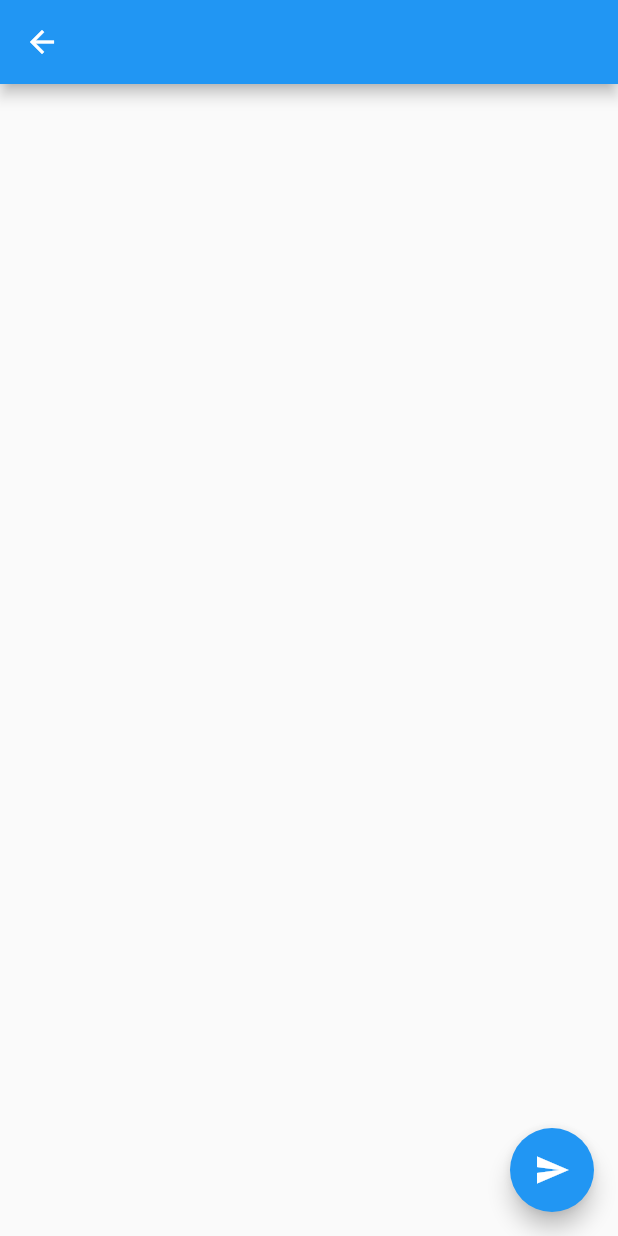
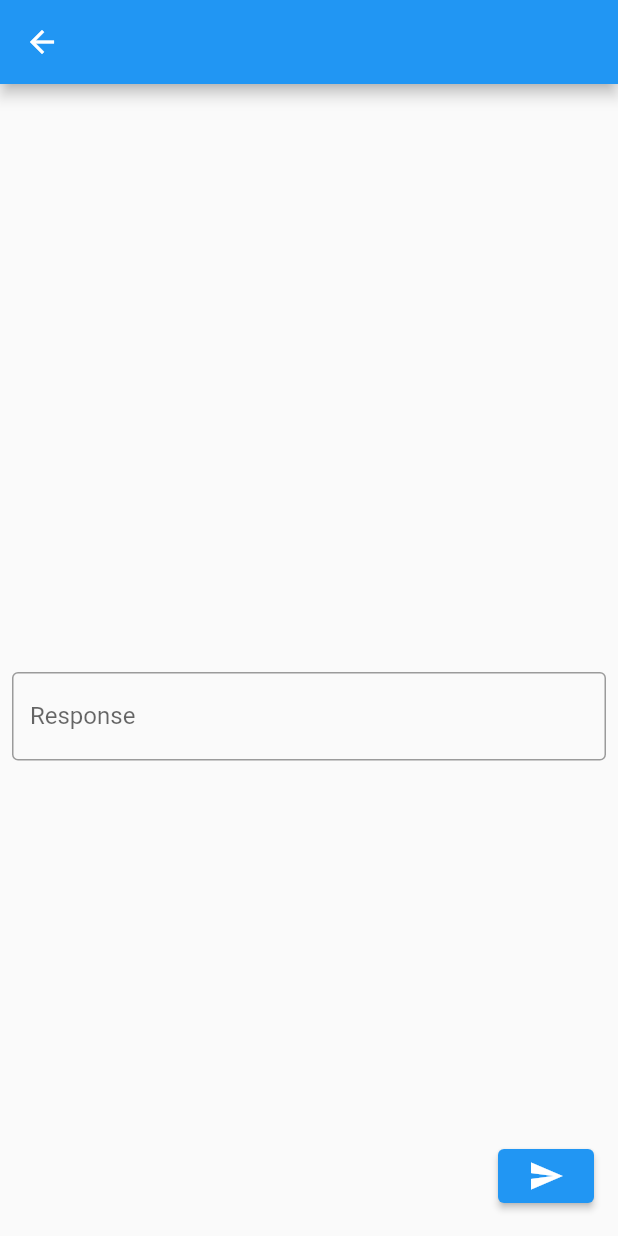
Before and after one commit to mattsegura/mealai, a Flutter app: the screen it shows after launch, item 2 of the bottom bar chosen, after a tap on the "send" icon, on a phone screen of 412 x 824 dp. Run offline on Flutter 3.47's test engine with Material 2 defaults, Android fonts, the phone set to English and light mode, and no system bars; missing offline and left inert: flutter_launcher_icons, mobile_scanner; network calls fail.

Commit message:
make and recieve post requests to endpoint

```diff
--- a/lib/meal_plan.dart
+++ b/lib/meal_plan.dart
@@ -1,17 +1,57 @@
 import 'package:flutter/material.dart';
 import 'package:http/http.dart' as http;
+import 'dart:convert';
 
-class MealPlanPage extends StatelessWidget {
+class MealPlanPage extends StatefulWidget {
   final List<String> mealList;
 
   MealPlanPage({required this.mealList});
 
-  Future<void> _sendPostRequest() async {
-    final String prompt = mealList.join(', ');
-    final String url = 'http://127.0.0.1:8000/ask/?prompt=$prompt';
+  @override
+  _MealPlanPageState createState() => _MealPlanPageState();
+}
+
+class _MealPlanPageState extends State<MealPlanPage> {
+  String _responseText = '';
+
+  Future<String> testAskEndpoint() async {
+    final String url = 'http://167.99.155.246:8000/ask/';
+    final String prompt = widget.mealList.join(', ');
+    final String urlWithQuery = '$url?prompt=$prompt';
 
     try {
-      final response = await http.post(Uri.parse(url));
+      final response = await http.post(
+        Uri.parse(urlWithQuery),
+        headers: <String, String>{
+          'Content-Type': 'application/json; charset=UTF-8',
+        },
+        body: jsonEncode({}),
+      );
+
+      if (response.statusCode == 200) {
+        return response.body;
+      } else {
+        print('Request failed with status: ${response.statusCode}.');
+        return '';
+      }
+    } catch (e) {
+      print('Error sending request: $e');
+      return '';
+    }
+  }
+
+  Future<void> _sendPostRequest() async {
+    final String prompt = widget.mealList.join(', ');
+    final String url = 'http://167.99.155.246:8000/ask/';
+
+    try {
+      final response = await http.post(
+        Uri.parse(url),
+        headers: <String, String>{
+          'Content-Type': 'application/json; charset=UTF-8',
+        },
+        body: jsonEncode({'prompt': prompt}),
+      );
       if (response.statusCode == 200) {
         print('Response body: ${response.body}');
       } else {
@@ -24,22 +64,46 @@ class MealPlanPage extends StatelessWidget {
 
   @override
   Widget build(BuildContext context) {
-    print(mealList);
+    print(widget.mealList);
     return Scaffold(
       appBar: AppBar(),
-      body: ListView.builder(
-        itemCount: mealList.length,
+      body: Column(
+        children: [
+          Expanded(
+            child: ListView.builder(
+              itemCount: widget.mealList.length,
               itemBuilder: (context, index) {
                 return ListTile(
-            title: Text(mealList[index]),
+                  title: Text(widget.mealList[index]),
                 );
               },
             ),
-      floatingActionButton: FloatingActionButton(
+          ),
+          Expanded(
+            child: Padding(
+              padding: const EdgeInsets.all(8.0),
+              child: TextField(
+                readOnly: true,
+                controller: TextEditingController(text: _responseText),
+                decoration: InputDecoration(
+                  border: OutlineInputBorder(),
+                  labelText: 'Response',
+                ),
+                maxLines: null,
+              ),
+            ),
+          ),
+        ],
+      ),
+      floatingActionButton: ElevatedButton(
         onPressed: () async {
-          await _sendPostRequest();
+          final String response = await testAskEndpoint();
+          print(response);
+          setState(() {
+            _responseText = response;
+          });
         },
-        child: const Icon(Icons.send),
+        child: Icon(Icons.send),
       ),
     );
   }
```
Lines whose indentation alone changed are shown as unchanged.
